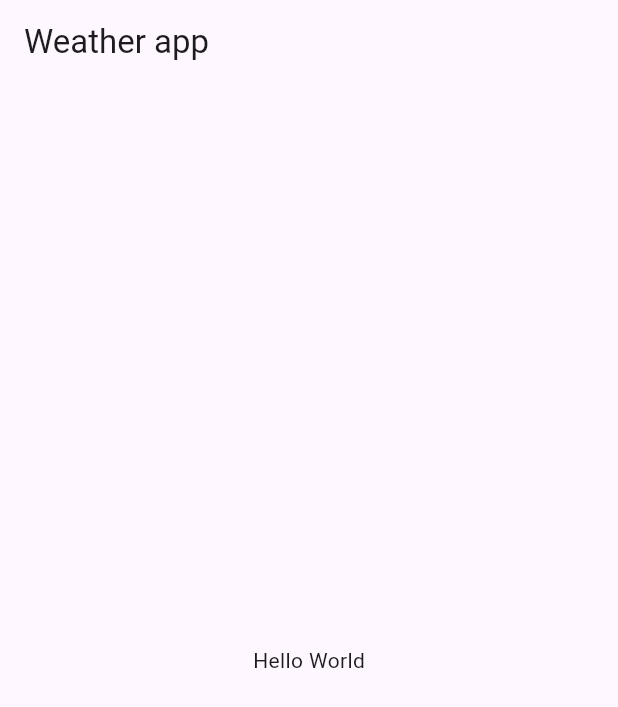
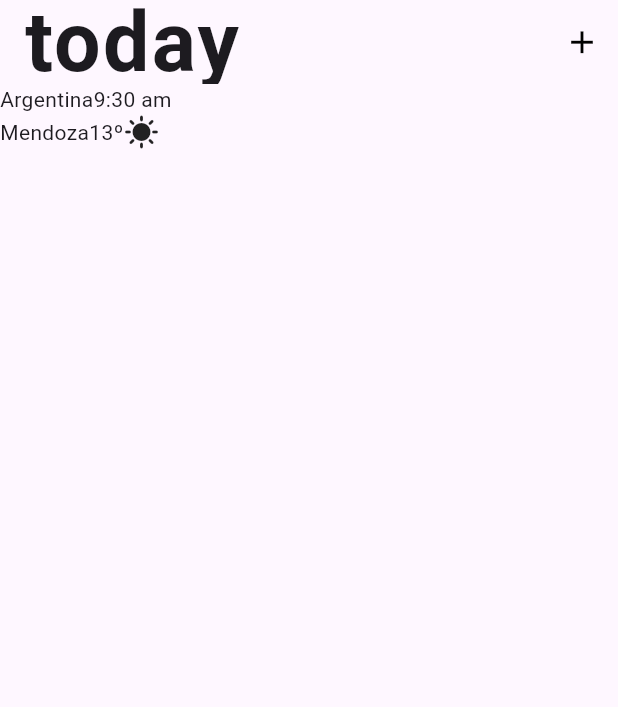
Before and after one commit to ju-lienz/weather-app, a Flutter app: the screen it shows after launch, on a phone screen of 412 x 824 dp. Shown: the top 707 px of the screen. Run offline on Flutter 3.47's test engine with Material 3 defaults, Android fonts, the phone set to English and light mode, and no system bars.

Commit message:
add homeScreen ui and fonts to pubspec.yaml

```diff
--- a/lib/main.dart
+++ b/lib/main.dart
@@ -1,4 +1,5 @@
 import 'package:flutter/material.dart';
+import 'package:weather_app/presentation/home/widgets/home_screen.dart';
 
 void main() => runApp(const MyApp());
 
@@ -7,17 +8,10 @@ class MyApp extends StatelessWidget {
 
   @override
   Widget build(BuildContext context) {
-    return MaterialApp(
+    return const MaterialApp(
       debugShowCheckedModeBanner: false,
       title: 'Weather App',
-      home: Scaffold(
-        appBar: AppBar(
-          title: const Text('Weather app'),
-        ),
-        body: const Center(
-          child: Text('Hello World'),
-        ),
-      ),
+      home: HomeScreen(),
     );
   }
 }
--- /dev/null
+++ b/lib/presentation/home/widgets/home_screen.dart
@@ -0,0 +1,52 @@
+import 'package:flutter/material.dart';
+
+class HomeScreen extends StatelessWidget {
+  const HomeScreen({
+    super.key,
+  });
+
+  @override
+  Widget build(BuildContext context) {
+    return Scaffold(
+      appBar: AppBar(
+        title: const Text(
+          "today",
+          style: TextStyle(
+              fontFamily: 'Roboto',
+              fontWeight: FontWeight.bold,
+              letterSpacing: 1.5,
+              fontSize: 55),
+        ),
+        actions: [
+          IconButton(
+            onPressed: () {},
+            icon: const Icon(
+              Icons.add,
+              color: Colors.black,
+              size: 25,
+            ),
+          ),
+        ],
+      ),
+      body: const Column(
+        children: [
+          Row(
+            children: [
+              Text(
+                "Argentina",
+              ),
+              Text("9:30 am"),
+            ],
+          ),
+          Row(
+            children: [
+              Text("Mendoza"),
+              Text("13º"),
+              Icon(Icons.sunny),
+            ],
+          )
+        ],
+      ),
+    );
+  }
+}
```
Also changed, not shown: pubspec.yaml (+9 -5 lines), lib/assets/fonts/Roboto/Roboto-BlackItalic.ttf (deleted), lib/assets/fonts/Roboto/Roboto-BoldItalic.ttf (deleted), lib/assets/fonts/Roboto/Roboto-Italic.ttf (deleted), lib/assets/fonts/Roboto/Roboto-LightItalic.ttf (deleted), lib/assets/fonts/Roboto/Roboto-MediumItalic.ttf (deleted), lib/assets/fonts/Roboto/Roboto-ThinItalic.ttf (deleted).
